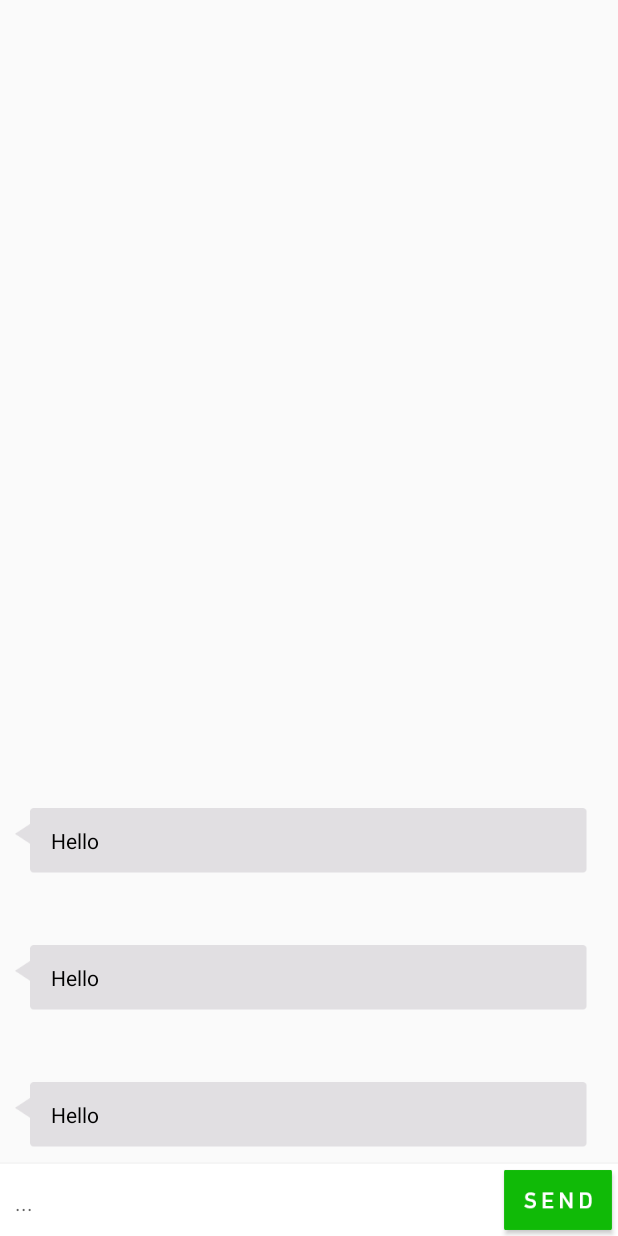
After one commit to tkiefhaber/FratSignal, an Android app: the layout messaging.xml on its own in the app's theme, with its tools: preview values and no code run, on a phone screen of 412 x 824 dp. The commit adds this screen. Run offline under Robolectric (Android 15) with nearby library versions, the phone set to English and light mode, and no system bars.

Commit message:
WIP still not working, but closer

```diff
--- a/app/src/main/AndroidManifest.xml
+++ b/app/src/main/AndroidManifest.xml
@@ -17,7 +17,11 @@
                 <category android:name="android.intent.category.LAUNCHER" />
             </intent-filter>
         </activity>
-
+        <activity android:name=".ChatActivity"
+                  android:label="FratSignal"
+                  android:theme="@style/AppTheme">
+        </activity>
+        <service android:name=".MessageService"></service>
         <activity
             android:name="com.parse.ui.ParseLoginActivity"
             android:label="@string/app_name"
--- /dev/null
+++ b/app/src/main/res/drawable/button_send.xml
@@ -0,0 +1,5 @@
+<selector xmlns:android="http://schemas.android.com/apk/res/android">
+    <item android:state_pressed="true" android:drawable="@drawable/send_button_pressed"/>
+    <item android:state_pressed="false" android:drawable="@drawable/send_button_normal"/>
+    <item android:drawable="@drawable/send_button_normal"/>
+</selector>
--- /dev/null
+++ b/app/src/main/res/layout/message_left.xml
@@ -0,0 +1,57 @@
+<?xml version="1.0" encoding="utf-8"?>
+
+<RelativeLayout xmlns:android="http://schemas.android.com/apk/res/android"
+                android:layout_width="match_parent"
+                android:layout_height="wrap_content"
+                android:padding="10dp">
+
+    <RelativeLayout android:layout_width="fill_parent" android:layout_height="fill_parent"
+                    android:layout_marginRight="10dp">
+
+        <TextView
+            android:id="@+id/txtSender"
+            android:layout_width="wrap_content"
+            android:layout_height="wrap_content"
+            android:layout_alignParentTop="true"
+            android:text=""
+            android:textSize="16sp"
+            android:singleLine="true"
+            android:layout_alignParentLeft="true"
+            android:paddingLeft="10dp"
+            android:paddingBottom="6dp"
+            android:textColor="@android:color/black" android:textStyle="bold"/>
+
+        <TextView
+            android:id="@+id/txtDate"
+            android:layout_alignParentRight="true"
+            android:textColor="@color/primary_text"
+            android:layout_width="wrap_content"
+            android:layout_height="wrap_content"
+            android:paddingRight="2dp"
+            android:paddingBottom="6dp"
+            android:textSize="12sp"
+            android:text=""
+            android:layout_alignBottom="@+id/txtSender"/>
+
+        <RelativeLayout
+            android:layout_width="match_parent"
+            android:layout_height="wrap_content"
+            android:layout_below="@+id/txtSender"
+            android:layout_alignParentLeft="true"
+            android:padding="12dp"
+            android:background="@drawable/grey_bubble"
+            >
+
+            <TextView
+                android:id="@+id/txtMessage"
+                android:paddingLeft="12dp"
+                android:layout_width="wrap_content"
+                android:layout_height="wrap_content"
+                android:textColor="@android:color/black"
+                android:textSize="14sp"
+                android:text="Hello"
+                />
+
+        </RelativeLayout>
+    </RelativeLayout>
+</RelativeLayout>
--- /dev/null
+++ b/app/src/main/res/layout/messaging.xml
@@ -0,0 +1,57 @@
+<RelativeLayout xmlns:android="http://schemas.android.com/apk/res/android"
+                xmlns:tools="http://schemas.android.com/tools"
+                android:layout_width="match_parent"
+                android:layout_height="match_parent"
+    >
+
+    <ListView
+        android:id="@+id/listMessages"
+        android:layout_width="match_parent"
+        android:layout_height="wrap_content"
+        android:transcriptMode="alwaysScroll"
+        android:layout_above="@+id/divider"
+        android:padding="0dip"
+        android:divider="@null"
+        android:dividerHeight="0dp" android:stackFromBottom="true" tools:listitem="@layout/message_left"/>
+
+    <RelativeLayout
+        android:id="@+id/divider"
+        android:layout_width="fill_parent"
+        android:layout_height="1dip"
+        android:background="@color/primary_material_light"
+        android:layout_above="@+id/relSendMessage" />
+
+    <RelativeLayout
+        android:id="@+id/relSendMessage"
+        android:layout_width="wrap_content"
+        android:layout_height="48dp"
+        android:background="@android:color/white"
+        android:paddingLeft="10dp"
+        android:layout_alignParentBottom="true">
+
+
+        <EditText
+            android:layout_marginBottom="-4dp"
+            android:id="@+id/messageBodyField"
+            android:layout_width="match_parent"
+            android:layout_height="match_parent"
+            android:hint="@string/message_elipses"
+            android:textSize="14sp"
+            android:textColor="@android:color/black"
+            android:layout_marginRight="10dp"
+            android:layout_alignTop="@+id/sendButton"
+            android:background="@android:color/white"
+            android:layout_alignBottom="@+id/sendButton"
+            android:layout_toLeftOf="@+id/sendButton"/>
+
+        <Button
+            android:id="@+id/sendButton"
+            android:layout_width="72dp"
+            android:layout_height="match_parent"
+            android:layout_alignParentRight="true"
+            android:layout_margin="4dp"
+            android:background="@drawable/button_send" />
+    </RelativeLayout>
+
+
+</RelativeLayout>
--- a/app/src/main/res/values/strings.xml
+++ b/app/src/main/res/values/strings.xml
@@ -9,4 +9,5 @@
     <string name="twitter_secret">Opd4vQWEh1qMnl89IDlsCVXHPerGHh3bBgl1avmfMLMcfin4UV</string>
     <string name="facebook_app_id">371126596404456</string>
     <string name="dummy_user_name">rustychicken</string>
+    <string name="message_elipses">...</string>
 </resources>
```
Also changed, not shown: app/src/main/java/tv/rustychicken/fratsignal/ChatActivity.java (added, +172 -0 lines), app/src/main/java/tv/rustychicken/fratsignal/MainActivity.java (+66 -8 lines), app/src/main/java/tv/rustychicken/fratsignal/MessageAdapter.java (added, +82 -0 lines), app/src/main/java/tv/rustychicken/fratsignal/MessageService.java (+42 -17 lines), app/src/main/res/drawable/inputbox.xml (added, +18 -0 lines), app/src/main/res/layout/message_right.xml (added, +58 -0 lines), app/src/main/res/drawable-hdpi/ic_launcher.png (added), app/src/main/res/drawable-hdpi/send_button_normal.png (added), app/src/main/res/drawable-hdpi/send_button_pressed.png (added), app/src/main/res/drawable-xhdpi/grey_bubble.9.png (added), app/src/main/res/drawable-xhdpi/ic_launcher.png (added), app/src/main/res/drawable-xhdpi/purple_bubble.9.png (added).
